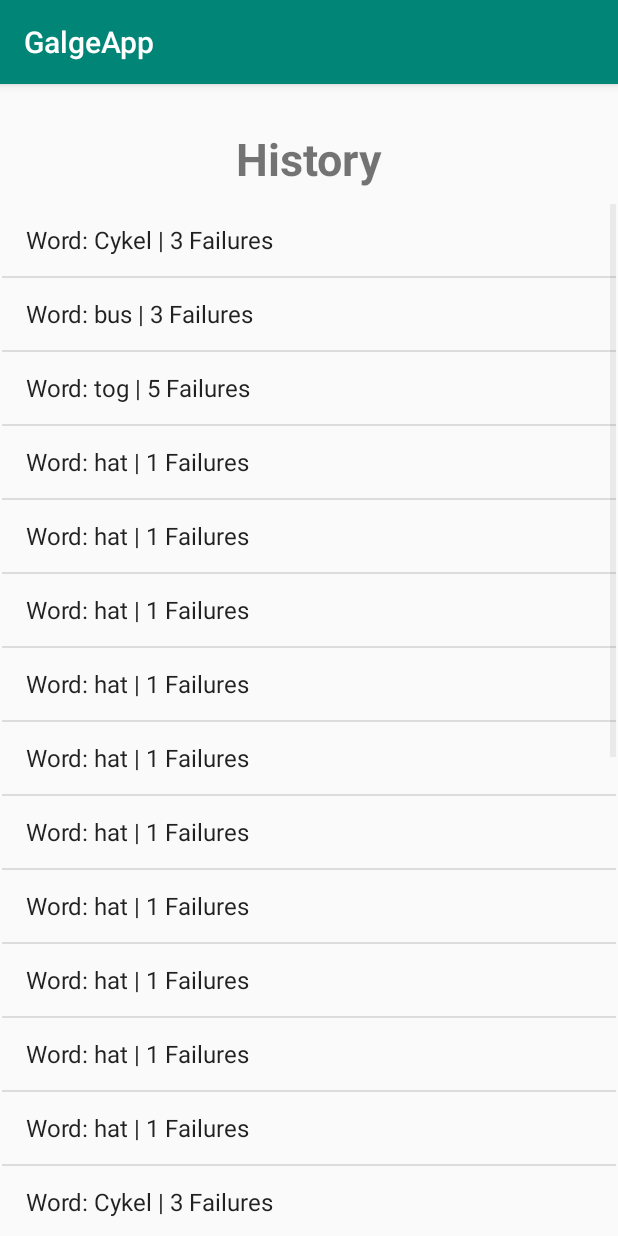
After one commit to neezoy/GalgeApp, an Android app: the Highscore screen opened directly, with no data from a screen before it, on a phone screen of 412 x 824 dp. The commit adds this screen. Run offline under Robolectric (Android 15) with nearby library versions, the phone set to English and light mode, and no system bars.

Commit message:
List and saved session data working

```diff
--- a/app/build.gradle
+++ b/app/build.gradle
@@ -26,4 +26,5 @@ dependencies {
     testImplementation 'junit:junit:4.12'
     androidTestImplementation 'androidx.test.ext:junit:1.1.0'
     androidTestImplementation 'androidx.test.espresso:espresso-core:3.1.1'
+    implementation 'androidx.recyclerview:recyclerview:1.0.0'
 }
--- a/app/src/main/AndroidManifest.xml
+++ b/app/src/main/AndroidManifest.xml
@@ -11,6 +11,7 @@
         android:roundIcon="@mipmap/ic_launcher_round"
         android:supportsRtl="true"
         android:theme="@style/AppTheme">
+        <activity android:name=".Highscore"></activity>
         <activity android:name=".MainActivity">
             <intent-filter>
                 <action android:name="android.intent.action.MAIN" />
@@ -18,8 +19,7 @@
                 <category android:name="android.intent.category.LAUNCHER" />
             </intent-filter>
         </activity>
-        <activity android:name=".Game">
-        </activity>
+        <activity android:name=".Game"></activity>
     </application>
 
 </manifest>
--- /dev/null
+++ b/app/src/main/java/com/example/galgeapp/Highscore.java
@@ -0,0 +1,58 @@
+package com.example.galgeapp;
+
+import androidx.appcompat.app.AppCompatActivity;
+
+import android.os.Bundle;
+import android.widget.ArrayAdapter;
+import android.widget.ListAdapter;
+import android.widget.ListView;
+
+public class Highscore extends AppCompatActivity {
+
+
+
+    @Override
+    protected void onCreate(Bundle savedInstanceState) {
+        super.onCreate(savedInstanceState);
+        setContentView(R.layout.activity_highscore);
+
+    //demo data
+        SessionInfo.highscoreAL.add("Word: Cykel | 3 Failures");
+        SessionInfo.highscoreAL.add("Word: bus | 3 Failures");
+        SessionInfo.highscoreAL.add("Word: tog | 5 Failures");
+        SessionInfo.highscoreAL.add("Word: hat | 1 Failures");
+        SessionInfo.highscoreAL.add("Word: hat | 1 Failures");
+        SessionInfo.highscoreAL.add("Word: hat | 1 Failures");
+        SessionInfo.highscoreAL.add("Word: hat | 1 Failures");
+        SessionInfo.highscoreAL.add("Word: hat | 1 Failures");
+        SessionInfo.highscoreAL.add("Word: hat | 1 Failures");
+        SessionInfo.highscoreAL.add("Word: hat | 1 Failures");
+        SessionInfo.highscoreAL.add("Word: hat | 1 Failures");
+        SessionInfo.highscoreAL.add("Word: hat | 1 Failures");
+        SessionInfo.highscoreAL.add("Word: hat | 1 Failures");
+
+
+
+
+        String[] highscore = SessionInfo.highscoreAL.toArray(new String[SessionInfo.highscoreAL.size()]);
+
+
+
+
+
+        ListAdapter hsadapter = new ArrayAdapter<String>(this, android.R.layout.simple_list_item_1, highscore);
+
+
+
+
+
+        ListView highscorelist = findViewById(R.id.list);
+        highscorelist.setAdapter(hsadapter);
+
+
+
+
+
+
+    }
+}
--- /dev/null
+++ b/app/src/main/res/layout/activity_highscore.xml
@@ -0,0 +1,34 @@
+<?xml version="1.0" encoding="utf-8"?>
+<androidx.constraintlayout.widget.ConstraintLayout xmlns:android="http://schemas.android.com/apk/res/android"
+    xmlns:app="http://schemas.android.com/apk/res-auto"
+    xmlns:tools="http://schemas.android.com/tools"
+    android:layout_width="match_parent"
+    android:layout_height="match_parent"
+    tools:context=".Highscore">
+
+    <ListView
+        android:id="@+id/list"
+        android:layout_width="0dp"
+        android:layout_height="0dp"
+        android:layout_marginStart="1dp"
+        android:layout_marginTop="10dp"
+        android:layout_marginEnd="1dp"
+        android:layout_marginBottom="1dp"
+        app:layout_constraintBottom_toBottomOf="parent"
+        app:layout_constraintEnd_toEndOf="parent"
+        app:layout_constraintStart_toStartOf="parent"
+        app:layout_constraintTop_toBottomOf="@+id/textView3" />
+
+    <TextView
+        android:id="@+id/textView3"
+        android:layout_width="wrap_content"
+        android:layout_height="wrap_content"
+        android:layout_marginTop="29dp"
+        android:text="History"
+        android:textSize="30sp"
+        android:textStyle="bold"
+        app:layout_constraintBottom_toTopOf="@+id/list"
+        app:layout_constraintEnd_toEndOf="parent"
+        app:layout_constraintStart_toStartOf="parent"
+        app:layout_constraintTop_toTopOf="parent" />
+</androidx.constraintlayout.widget.ConstraintLayout>
--- a/app/src/main/res/layout/game.xml
+++ b/app/src/main/res/layout/game.xml
@@ -65,10 +65,10 @@
         android:layout_marginTop="16dp"
         android:layout_marginEnd="5dp"
         android:layout_marginBottom="10dp"
-        android:text="TextView"
         android:textColor="#EBDBDB"
         app:layout_constraintBottom_toTopOf="@+id/hangman"
         app:layout_constraintEnd_toEndOf="parent"
         app:layout_constraintStart_toStartOf="parent"
         app:layout_constraintTop_toTopOf="parent" />
+
 </androidx.constraintlayout.widget.ConstraintLayout>
```
Also changed, not shown: app/src/main/java/com/example/galgeapp/Game.java (+9 -5 lines), app/src/main/java/com/example/galgeapp/MainActivity.java (+15 -1 lines), app/src/main/java/com/example/galgeapp/SessionInfo.java (+16 -1 lines), app/src/main/res/layout/activity_main.xml (+13 -2 lines).
